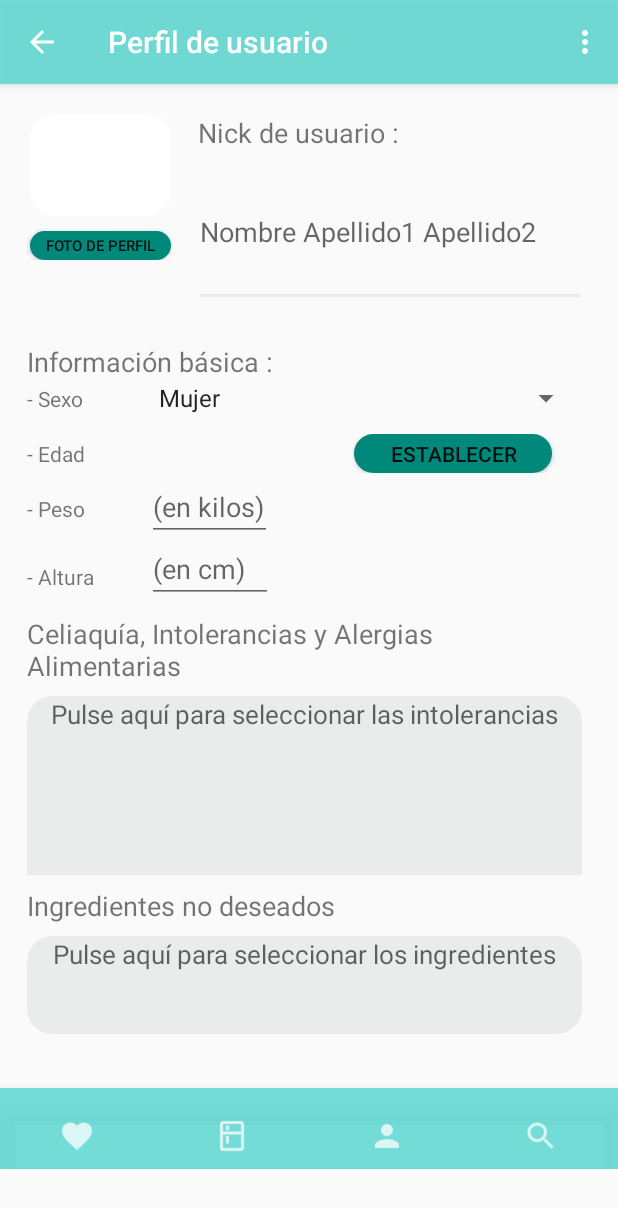
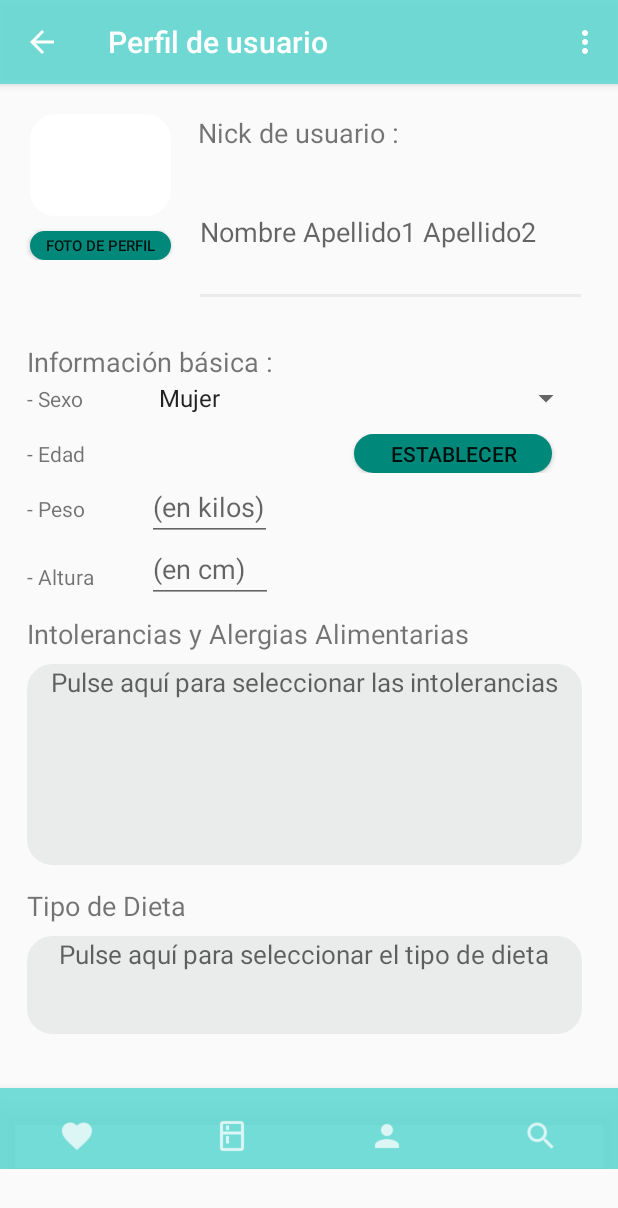
Before and after one commit to Thors97/AplicacionCook, an Android app: the screen it shows after launch (UsuarioActivity), on a phone screen of 412 x 824 dp. Shown: the top 1208 px of the screen. Run offline under Robolectric (Android 15) with nearby library versions, the phone set to English and light mode, and no system bars; Roboto replaces fonts that are not available here.

Commit message:
Ponemos bien el nombre del paquete en las preferencias y cambiamos dos strings.

```diff
--- a/app/src/main/AndroidManifest.xml
+++ b/app/src/main/AndroidManifest.xml
@@ -1,5 +1,6 @@
 <?xml version="1.0" encoding="utf-8"?>
 <manifest xmlns:android="http://schemas.android.com/apk/res/android"
+    xmlns:tools="http://schemas.android.com/tools"
     package="com.example.cookplus">
 
     <uses-permission android:name="android.permission.INTERNET" />
@@ -16,7 +17,8 @@
         android:label=""
         android:roundIcon="@mipmap/ic_launcher_round"
         android:supportsRtl="true"
-        android:theme="@style/AppTheme">
+        android:theme="@style/AppTheme"
+        tools:ignore="GoogleAppIndexingWarning">
         <activity
             android:name="com.example.cookplus.AppMovilActivity"
             android:parentActivityName="com.example.cookplus.PrincipalActivity"
--- a/app/src/main/java/com/example/cookplus/BuscarRecetasActivity.java
+++ b/app/src/main/java/com/example/cookplus/BuscarRecetasActivity.java
@@ -166,7 +166,7 @@ public class BuscarRecetasActivity extends AppCompatActivity {
             /* Accedemos a las preferencias que es donde tenemos guardados los datos
                 sobre el tipo de dieta que queremos y sobre las alergias.
             */
-            String sharedPrefFile = "com.example.myapplication";
+            String sharedPrefFile = "com.example.cookplus";
             SharedPreferences mPreferences = getSharedPreferences(sharedPrefFile, MODE_PRIVATE);
 
             /* Comprobamos que las preferencias no estan vacías. Recuperamos los datos de los alimentos(salud) y
@@ -226,6 +226,7 @@ public class BuscarRecetasActivity extends AppCompatActivity {
         }
 
         /**
+         * Esta función es la encargada de convertir el tipo de dieta a el formato del servidor.
          * @param dieta
          * @return Convierte el tipo de dieta guardado en las preferencias al tipo de parametro del servidor.
          */
@@ -258,7 +259,6 @@ public class BuscarRecetasActivity extends AppCompatActivity {
 
         //Progress dialog para notificar que se están buscando recetas
         ProgressDialog progress_dialog = new ProgressDialog(BuscarRecetasActivity.this);
-
         @Override
         protected void onPreExecute() {
             //Mostramos el progressDialog en la activity
--- a/app/src/main/java/com/example/cookplus/PrincipalActivity.java
+++ b/app/src/main/java/com/example/cookplus/PrincipalActivity.java
@@ -11,13 +11,19 @@ import android.view.View;
 
 public class PrincipalActivity extends AppCompatActivity {
 
+
     @Override
     protected void onCreate(Bundle savedInstanceState) {
         super.onCreate(savedInstanceState);
-        String sharedPrefFile = "com.example.myapplication";
+        String sharedPrefFile = "com.example.cookplus";
         SharedPreferences mPreferences = getSharedPreferences(sharedPrefFile, MODE_PRIVATE);
         SharedPreferences.Editor editor = mPreferences.edit();
 
+        /*
+        Aquí comprobamos si es la primera vez que se ha accedido a la app
+        o no. Si es la primera vez se lanza la pantalla de usuario, si no se carga la pantalla
+        principal.
+         */
         boolean firstTime = mPreferences.getBoolean("PRIMERAVEZ", false);
         if (!firstTime) {
             Intent intentSettings = new Intent(this, UsuarioActivity.class);
--- a/app/src/main/java/com/example/cookplus/UsuarioActivity.java
+++ b/app/src/main/java/com/example/cookplus/UsuarioActivity.java
@@ -96,7 +96,7 @@ public class UsuarioActivity extends AppCompatActivity {
         // PREFERENCIAS
         // 5_Android_Prefences_Fichero_BD.pdf
         // Recuperamos la informacion salvada en la preferencia
-        String sharedPrefFile = "com.example.myapplication";
+        String sharedPrefFile = "com.example.cookplus";
         SharedPreferences mPreferences = getSharedPreferences(sharedPrefFile, MODE_PRIVATE);
 
         String nombre, edadP, alturaP, pesoP, strImagen, sex_spinner;
@@ -132,27 +132,20 @@ public class UsuarioActivity extends AppCompatActivity {
             peso.setText(pesoP);
 
             intoleranciasP = mPreferences.getStringSet(INTOLERANCIAS, new HashSet<String>());
-            System.out.println("MIRAMOS A VER CUANTAS INTOLERANCIAS SE GUARDAN: " + intoleranciasP);
             intoleranciasEdit = (TextView) findViewById(R.id.intoleranciasEdit);
             String intoleranciasPintar = "";
-            for (String ingrediente : intoleranciasP) {
-
+            for (String ingrediente : intoleranciasP)
                 intoleranciasPintar = intoleranciasPintar + "\n" + ingrediente;
-            }
 
             intoleranciasEdit.setText(intoleranciasPintar);
-
 
             ingredientesP = mPreferences.getStringSet(INGREDIENTES, new HashSet<String>());
             ingredientesNoEdit = (TextView) findViewById(R.id.ingredientesNoEdit);
             String ingredientesPintar = "";
-            for (String ingrediente : ingredientesP) {
-
+            for (String ingrediente : ingredientesP)
                 ingredientesPintar = ingredientesPintar + "\n" + ingrediente;
-            }
 
             ingredientesNoEdit.setText(ingredientesPintar);
-
         }
 
         // instanciamos
@@ -249,7 +242,7 @@ public class UsuarioActivity extends AppCompatActivity {
     public void savePref() {
 
         // Creamos coleccion de preferencias
-        String sharedPrefFile = "com.example.myapplication";
+        String sharedPrefFile = "com.example.cookplus";
         SharedPreferences mPreferences = getSharedPreferences(sharedPrefFile, MODE_PRIVATE);
 
         // Obtenemos un editor de preferencias
--- a/app/src/main/res/values/strings.xml
+++ b/app/src/main/res/values/strings.xml
@@ -122,10 +122,10 @@
     <string name="resumenSexo">- Sexo</string>
     <string name="resumenSaludCardio"> Salud cardiovascular </string>
     <string name="resumenEnfermedad"> - Tengo diabetes </string>
-    <string name="resumenIntolerancias"> Celiaquía, Intolerancias y Alergias Alimentarias</string>
+    <string name="resumenIntolerancias">Intolerancias y Alergias Alimentarias</string>
     <string name="resumenIntolerancias1"> - Crústaceos</string>
     <string name="resumenIntolerancias2"> - Gluten</string>
-    <string name="resumenIngredientesNo"> Ingredientes no deseados</string>
+    <string name="resumenIngredientesNo">Tipo de Dieta</string>
     <string name="resumenIngredientesNo1"> - Carne de cerdo</string>
     <string name="resumenEditar">Editar</string>
 
@@ -149,6 +149,6 @@
     <string name="establecer">Establecer</string>
     <string name="en_cm">(en cm)</string>
     <string name="ingredientes_no">Pulse aquí para seleccionar las intolerancias</string>
-    <string name="dieta">Pulse aquí para seleccionar los ingredientes</string>
+    <string name="dieta">Pulse aquí para seleccionar el tipo de dieta</string>
 
 </resources>
```
